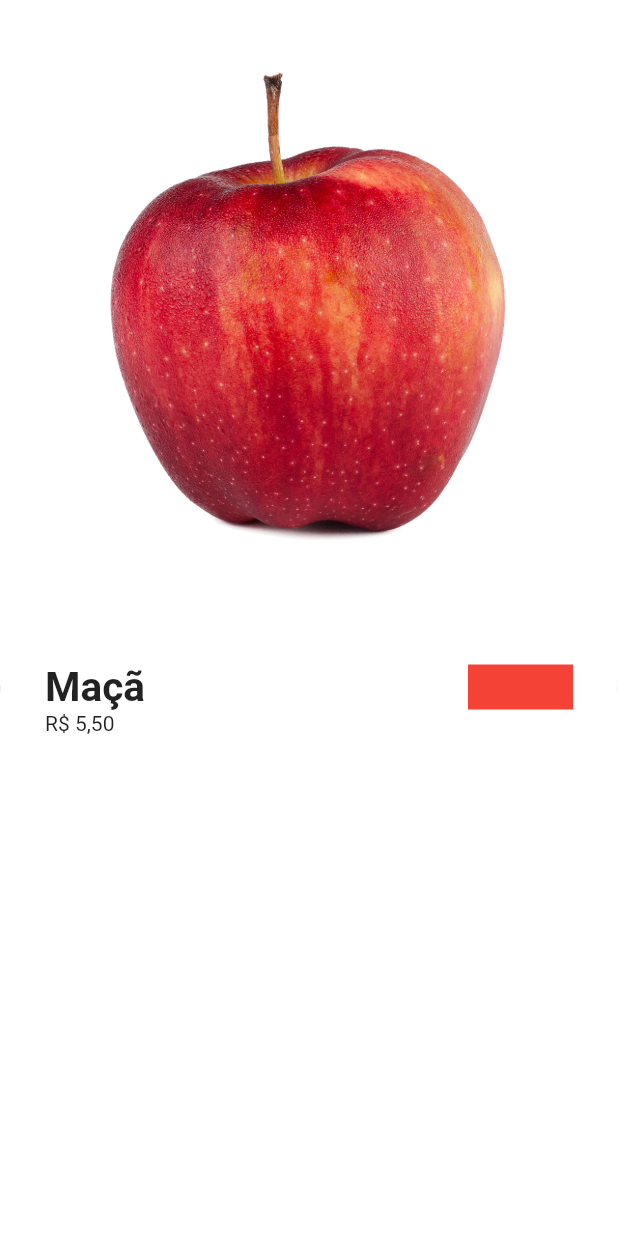
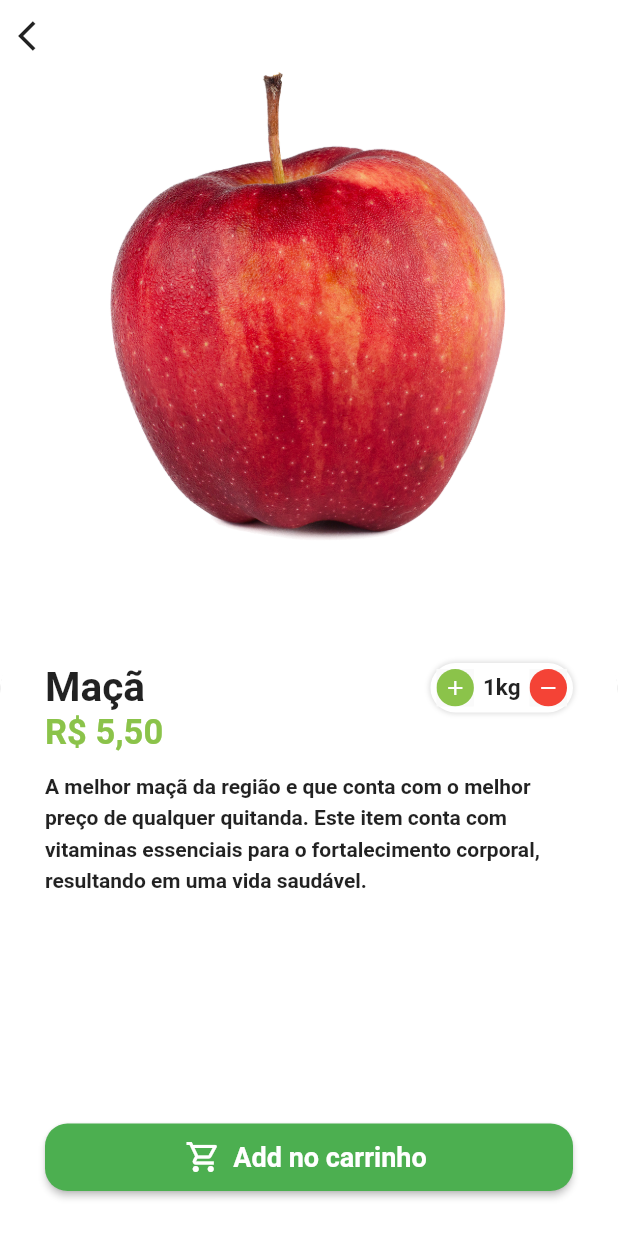
Before and after one commit to baborges45/project_acme_flutter, a Flutter app: the screen it shows after launch, after a tap on "Maçã", on a phone screen of 412 x 824 dp. Run offline on Flutter 3.47's test engine with Material 2 defaults, Android fonts, the light colour scheme and no system bars; our stand-ins replace animated_text_kit; project files that could hold a hidden picture were left out.

Commit message:
added product screen page and test

```diff
--- a/lib/commons/resources/app_strings.dart
+++ b/lib/commons/resources/app_strings.dart
@@ -22,4 +22,7 @@ abstract class AppStrings {
   String get nameApp1;
   String get nameApp2;
   String get search;
+
+  //Product Screen
+  String get addToCart;
 }
--- a/lib/commons/resources/app_strings_pt_br.dart
+++ b/lib/commons/resources/app_strings_pt_br.dart
@@ -40,4 +40,8 @@ class AppStringsPtBR implements AppStrings {
   String get nameApp2 => 'Inc';
   @override
   String get search => 'Pesquise aqui...';
+
+  //product Screen
+  @override
+  String get addToCart => 'Add no carrinho';
 }
--- a/lib/commons/resources/locale_strings.dart
+++ b/lib/commons/resources/locale_strings.dart
@@ -88,4 +88,10 @@ class LocaleStrings implements AppStrings {
   String get search => _checkAndReturnString(
         strings[locale]!.search,
       );
+
+  //Product Screen
+  @override
+  String get addToCart => _checkAndReturnString(
+        strings[locale]!.addToCart,
+      );
 }
--- a/lib/main.dart
+++ b/lib/main.dart
@@ -1,8 +1,11 @@
+import 'package:flutter/cupertino.dart';
 import 'package:flutter/material.dart';
 
+import 'commons/resources/localizations/br/cuppertino_localizations.dart';
 import 'commons/resources/translation.dart';
 import 'package:flutter_localizations/flutter_localizations.dart';
 
+import 'src/pages/auth/components/sign_in_screen.dart';
 import 'src/pages/base/base_screen.dart';
 
 void main() {
@@ -19,6 +22,8 @@ class MyApp extends StatelessWidget {
         AppLocalizationsDelegate(),
         GlobalMaterialLocalizations.delegate,
         GlobalWidgetsLocalizations.delegate,
+        DefaultCupertinoLocalizations.delegate,
+        PtBrCupertinoLocalizations.delegate,
       ],
       supportedLocales: [
         Locale('pt', 'BR'),
--- a/lib/src/pages/auth/components/custom_text_field.dart
+++ b/lib/src/pages/auth/components/custom_text_field.dart
@@ -1,18 +1,15 @@
 import 'package:flutter/material.dart';
 
 class CustomTextField extends StatefulWidget {
-  final IconData icon;
-  final String label;
-  final bool isSecret;
-
-
-
   const CustomTextField({
     Key? key,
     required this.icon,
     required this.label,
     this.isSecret = false,
   }) : super(key: key);
+  final IconData icon;
+  final String label;
+  final bool isSecret;
 
   @override
   State<CustomTextField> createState() => _CustomTextFieldState();
@@ -39,14 +36,17 @@ class _CustomTextFieldState extends State<CustomTextField> {
         // o decoration junto com InputDecoration é para colacar bordas em todo campo de texto e poder personalizar
         decoration: InputDecoration(
           prefixIcon: Icon(widget.icon),
-          suffixIcon: widget.isSecret ? IconButton(
+          suffixIcon: widget.isSecret
+              ? IconButton(
                   onPressed: () {
                     setState(() {
                       isObscure = !isObscure;
                     });
                   },
-            icon: Icon(isObscure ? Icons.visibility_off : Icons.visibility),
-          ): null,
+                  icon:
+                      Icon(isObscure ? Icons.visibility_off : Icons.visibility),
+                )
+              : null,
           labelText: widget.label,
           isDense:
               true, // para ficar mais denso o campo de texto , mais pequeno e não tão verticalmente esticado
--- a/lib/src/pages/auth/components/sign_in_screen.dart
+++ b/lib/src/pages/auth/components/sign_in_screen.dart
@@ -1,6 +1,6 @@
 import 'package:animated_text_kit/animated_text_kit.dart';
 import 'package:flutter/material.dart';
-import 'package:flutter_project_acme/src/pages/auth/components/custom_text_field.dart';
+import 'custom_text_field.dart';
 
 import '../../../../commons/resources/translation.dart';
 import '../../../config/custom_colors.dart';
--- /dev/null
+++ b/lib/src/pages/common_widgets/quantity_widget.dart
@@ -0,0 +1,103 @@
+import 'package:flutter/material.dart';
+
+import '../../config/custom_colors.dart';
+
+class QuantityWidget extends StatelessWidget {
+  const QuantityWidget({
+    Key? key,
+    required this.value,
+    required this.suffixText,
+    required this.result,
+  }) : super(key: key);
+
+  final int value;
+  final String suffixText;
+  final Function(int quantity) result;
+
+  @override
+  Widget build(BuildContext context) {
+    return Container(
+      padding: EdgeInsets.all(4),
+      decoration: BoxDecoration(
+        color: Colors.white,
+        borderRadius: BorderRadius.circular(50),
+        boxShadow: [
+          BoxShadow(
+            color: Colors.grey.shade300,
+            spreadRadius: 1,
+            blurRadius: 2,
+          ),
+        ],
+      ),
+      child: Row(
+        children: [
+          _QuantityButton(
+            color: CustomColors.customSwatchColor,
+            icon: Icons.add,
+            onPressed: () {
+              int resultCount = value + 1;
+              result(resultCount);
+            },
+          ),
+          Padding(
+            padding: const EdgeInsets.symmetric(horizontal: 6),
+            child: Text(
+              '$value$suffixText',
+              style: TextStyle(
+                fontSize: 15,
+                fontWeight: FontWeight.bold,
+              ),
+            ),
+          ),
+          _QuantityButton(
+            color: Colors.red,
+            icon: Icons.remove,
+            onPressed: () {
+              if (value == 1) {
+                return;
+              }
+              int resultCount = value - 1;
+              result(resultCount);
+            },
+          ),
+        ],
+      ),
+    );
+  }
+}
+
+class _QuantityButton extends StatelessWidget {
+  const _QuantityButton({
+    Key? key,
+    required this.color,
+    required this.icon,
+    required this.onPressed,
+  }) : super(key: key);
+
+  final Color color;
+  final IconData icon;
+  final VoidCallback onPressed;
+
+  @override
+  Widget build(BuildContext context) {
+    return Material(
+      child: InkWell(
+        borderRadius: BorderRadius.circular(50),
+        onTap: onPressed,
+        child: Ink(
+          height: 25,
+          width: 25,
+          decoration: BoxDecoration(
+            color: color,
+            shape: BoxShape.circle,
+          ),
+          child: Icon(
+            icon,
+            color: Colors.white,
+            size: 16,
+          ),
+        ),
+      ),
+    );
+  }
+}
--- a/lib/src/pages/home/components/item_tile.dart
+++ b/lib/src/pages/home/components/item_tile.dart
@@ -37,17 +37,24 @@ class ItemTile extends StatelessWidget {
             child: Column(
               crossAxisAlignment: CrossAxisAlignment.stretch,
               children: [
-                Expanded(
-                  child: Image.asset(item!.imgUrl!),
+                _makeImageItem(),
+                _makeNameItem(),
+                _makePrice(),
+              ],
             ),
-                Text(
+          ),
+        ),
+      );
+
+  Text _makeNameItem() => Text(
         item!.itemName!,
         style: TextStyle(
           fontSize: 16,
           fontWeight: FontWeight.bold,
         ),
-                ),
-                Row(
+      );
+
+  Row _makePrice() => Row(
         children: [
           Text(
             utilsServices.priceToCurrency(item!.price!),
@@ -66,10 +73,12 @@ class ItemTile extends StatelessWidget {
             ),
           ),
         ],
-                ),
-              ],
-            ),
-          ),
+      );
+
+  Expanded _makeImageItem() => Expanded(
+        child: Hero(
+          tag: item!.imgUrl!,
+          child: Image.asset(item!.imgUrl!),
         ),
       );
 
@@ -98,7 +107,8 @@ class ItemTile extends StatelessWidget {
       );
 
   void onTap(BuildContext context) {
-    Navigator.of(context).pushReplacement(
+    Navigator.push(
+      context,
       MaterialPageRoute(
         builder: (context) {
           return ProductScreen(
--- a/lib/src/pages/product/product_screen.dart
+++ b/lib/src/pages/product/product_screen.dart
@@ -1,28 +1,37 @@
 import 'package:flutter/material.dart';
 
+import '../../../commons/resources/translation.dart';
+import '../../config/custom_colors.dart';
 import '../../models/item_model.dart';
 import '../../service/utils_services.dart';
+import '../common_widgets/quantity_widget.dart';
 
-class ProductScreen extends StatelessWidget {
+class ProductScreen extends StatefulWidget {
   ProductScreen({
     Key? key,
     required this.itemModel,
   }) : super(key: key);
 
   final ItemModel itemModel;
+
+  @override
+  State<ProductScreen> createState() => _ProductScreenState();
+}
+
+class _ProductScreenState extends State<ProductScreen> {
   final UtilsServices utilsServices = UtilsServices();
+
+  int cartItemQuantity = 1;
 
   @override
   Widget build(BuildContext context) {
     return Scaffold(
       backgroundColor: Colors.white.withAlpha(230),
-      body: Column(
+      body: Stack(
         children: [
-          Expanded(
-            child: Image.asset(
-              itemModel.imgUrl!,
-            ),
-          ),
+          Column(
+            children: [
+              _makeImage(),
               Expanded(
                 child: Container(
                   padding: EdgeInsets.all(30),
@@ -43,9 +52,54 @@ class ProductScreen extends StatelessWidget {
                     children: [
                       Row(
                         children: [
-                      Expanded(
+                          _makeName(),
+                          _makeQuantity(),
+                        ],
+                      ),
+                      _makePrice(),
+                      _makeDescription(),
+                      _makeButtonAdd(),
+                    ],
+                  ),
+                ),
+              ),
+            ],
+          ),
+          SafeArea(
+            child: IconButton(
+              onPressed: () => Navigator.pop(context),
+              icon: Icon(
+                Icons.arrow_back_ios,
+              ),
+            ),
+          ),
+        ],
+      ),
+    );
+  }
+
+  QuantityWidget _makeQuantity() => QuantityWidget(
+        suffixText: widget.itemModel.unit!,
+        value: cartItemQuantity,
+        result: (quantity) {
+          setState(() {
+            cartItemQuantity = quantity;
+          });
+        },
+      );
+
+  Expanded _makeImage() => Expanded(
+        child: Hero(
+          tag: widget.itemModel.imgUrl!,
+          child: Image.asset(
+            widget.itemModel.imgUrl!,
+          ),
+        ),
+      );
+
+  Expanded _makeName() => Expanded(
         child: Text(
-                          itemModel.itemName!,
+          widget.itemModel.itemName!,
           maxLines: 2,
           overflow: TextOverflow.ellipsis,
           style: TextStyle(
@@ -53,23 +107,54 @@ class ProductScreen extends StatelessWidget {
             fontWeight: FontWeight.bold,
           ),
         ),
+      );
+
+  Text _makePrice() => Text(
+        utilsServices.priceToCurrency(widget.itemModel.price!),
+        style: TextStyle(
+          fontSize: 23,
+          fontWeight: FontWeight.bold,
+          color: CustomColors.customSwatchColor,
         ),
-                      Container(
-                        height: 30,
-                        width: 70,
-                        color: Colors.red,
+      );
+
+  Expanded _makeDescription() => Expanded(
+        child: Padding(
+          padding: const EdgeInsets.symmetric(
+            vertical: 10.0,
           ),
-                    ],
-                  ),
-                  Text(
-                    utilsServices.priceToCurrency(itemModel.price!),
-                  ),
-                ],
+          child: SingleChildScrollView(
+            child: Text(
+              (widget.itemModel.description!),
+              style: TextStyle(
+                height: 1.5,
+                fontWeight: FontWeight.bold,
               ),
             ),
           ),
-        ],
+        ),
+      );
+
+  SizedBox _makeButtonAdd() => SizedBox(
+        height: 45,
+        child: ElevatedButton.icon(
+          style: ElevatedButton.styleFrom(
+            shape: RoundedRectangleBorder(
+              borderRadius: BorderRadius.circular(15),
+            ),
+          ),
+          onPressed: () {},
+          label: Text(
+            Translation.of(context).addToCart,
+            style: TextStyle(
+              fontSize: 18,
+              fontWeight: FontWeight.bold,
+            ),
+          ),
+          icon: Icon(
+            Icons.shopping_cart_outlined,
+            color: Colors.white,
+          ),
         ),
       );
 }
-}
```
Also changed, not shown: 1 other file. Lines whose indentation alone changed are shown as unchanged.
